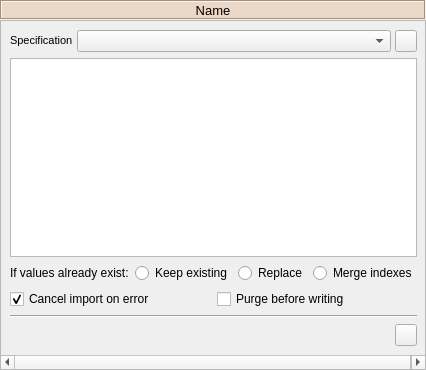
Before: the Qt Designer form spine_items/importer/ui/importer_properties.ui in spine-tools/spine-items, drawn with Qt 5.
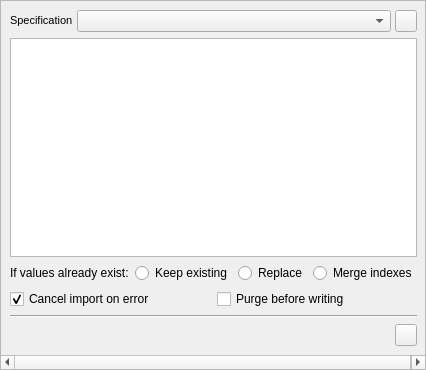
After: the same form once the commit is applied. Icons and pictures are not drawn.

Commit message: Add icon and color to the name label in item properties

```diff
--- a/spine_items/importer/ui/importer_properties.ui
+++ b/spine_items/importer/ui/importer_properties.ui
@@ -41,53 +41,6 @@
    <property name="bottomMargin">
     <number>0</number>
    </property>
-   <item>
-    <widget class="QLabel" name="label_item_name">
-     <property name="sizePolicy">
-      <sizepolicy hsizetype="Preferred" vsizetype="Fixed">
-       <horstretch>0</horstretch>
-       <verstretch>0</verstretch>
-      </sizepolicy>
-     </property>
-     <property name="minimumSize">
-      <size>
-       <width>0</width>
-       <height>20</height>
-      </size>
-     </property>
-     <property name="maximumSize">
-      <size>
-       <width>16777215</width>
-       <height>20</height>
-      </size>
-     </property>
-     <property name="font">
-      <font>
-       <pointsize>10</pointsize>
-       <weight>50</weight>
-       <bold>false</bold>
-      </font>
-     </property>
-     <property name="styleSheet">
-      <string notr="true">background-color: #ecd8c6;</string>
-     </property>
-     <property name="frameShape">
-      <enum>QFrame::Box</enum>
-     </property>
-     <property name="frameShadow">
-      <enum>QFrame::Sunken</enum>
-     </property>
-     <property name="text">
-      <string>Name</string>
-     </property>
-     <property name="alignment">
-      <set>Qt::AlignCenter</set>
-     </property>
-     <property name="wordWrap">
-      <bool>true</bool>
-     </property>
-    </widget>
-   </item>
    <item>
     <widget class="QScrollArea" name="scrollArea_6">
      <property name="widgetResizable">
@@ -99,7 +52,7 @@
         <x>0</x>
         <y>0</y>
         <width>509</width>
-        <height>334</height>
+        <height>354</height>
        </rect>
       </property>
       <layout class="QVBoxLayout" name="verticalLayout_21">
```
The commit also changes 38 other files.
